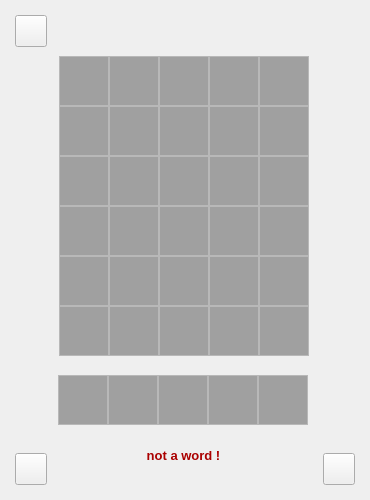
First picture: the form in ui/gui.ui, repository Bila1x/Kalima, before the edit.
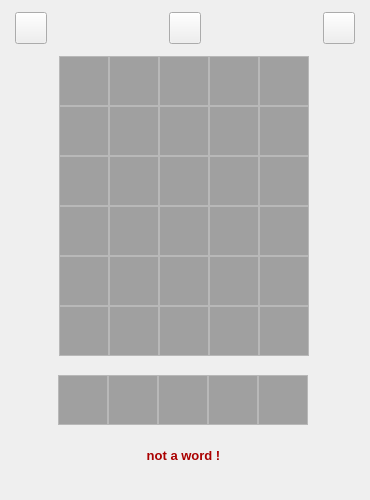
Second picture: the form after the edit.

Patch:
```diff
--- a/ui/gui.ui
+++ b/ui/gui.ui
@@ -2877,7 +2877,7 @@
    <property name="geometry">
     <rect>
      <x>15</x>
-     <y>15</y>
+     <y>12</y>
      <width>32</width>
      <height>32</height>
     </rect>
@@ -2889,8 +2889,8 @@
   <widget class="QPushButton" name="stats">
    <property name="geometry">
     <rect>
-     <x>15</x>
-     <y>453</y>
+     <x>169</x>
+     <y>12</y>
      <width>32</width>
      <height>32</height>
     </rect>
@@ -2903,7 +2903,7 @@
    <property name="geometry">
     <rect>
      <x>323</x>
-     <y>453</y>
+     <y>12</y>
      <width>32</width>
      <height>32</height>
     </rect>
```
